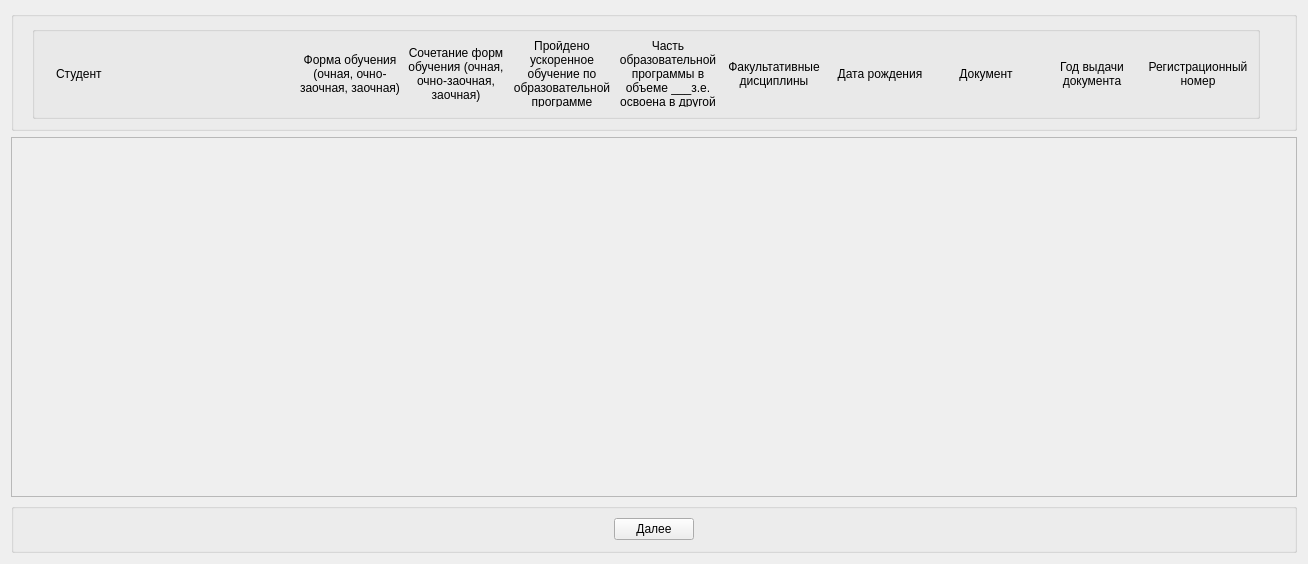
The window that UI/checkForm.ui (VasinYuriy/VKR) describes before a commit, drawn with Qt 5.
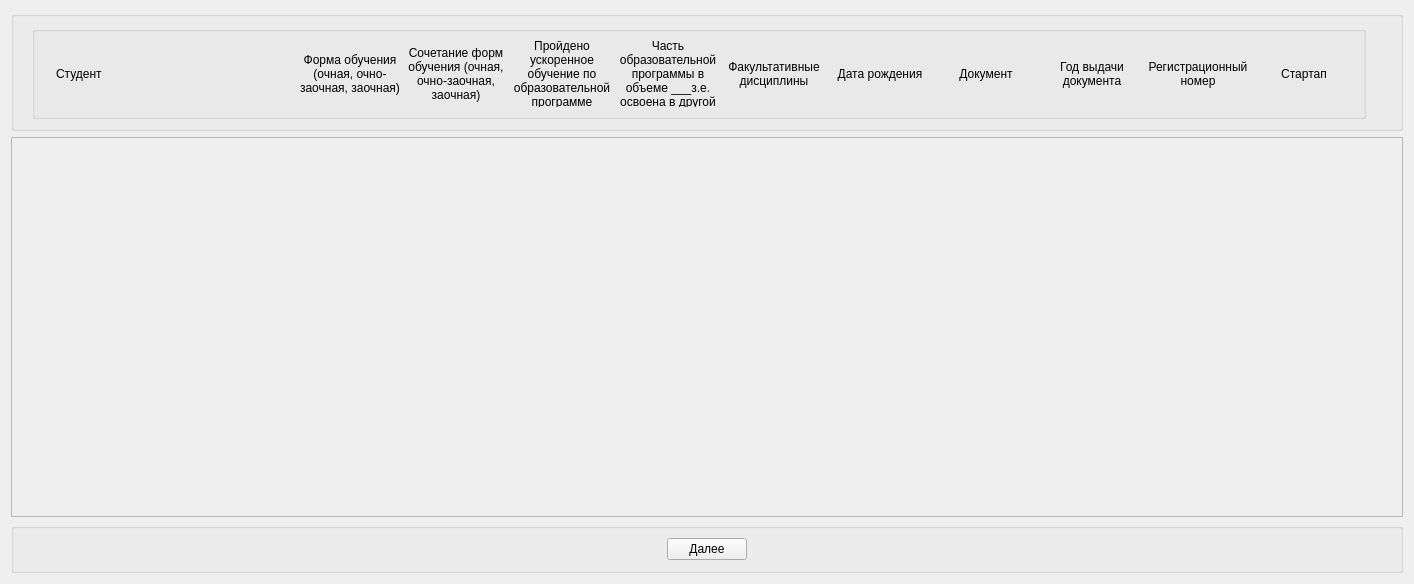
The same window after the commit.

The edit to the form file:
```diff
--- a/UI/checkForm.ui
+++ b/UI/checkForm.ui
@@ -6,8 +6,8 @@
    <rect>
     <x>0</x>
     <y>0</y>
-    <width>1298</width>
-    <height>564</height>
+    <width>1402</width>
+    <height>584</height>
    </rect>
   </property>
   <property name="windowTitle">
@@ -31,6 +31,9 @@
      <property name="title">
       <string/>
      </property>
+     <property name="alignment">
+      <set>Qt::AlignCenter</set>
+     </property>
      <layout class="QHBoxLayout" name="horizontalLayout_5">
       <property name="leftMargin">
        <number>18</number>
@@ -55,7 +58,7 @@
         <property name="title">
          <string/>
         </property>
-        <layout class="QHBoxLayout" name="horizontalLayout_2">
+        <layout class="QHBoxLayout" name="horizontalLayout">
          <item>
           <widget class="QLabel" name="label_6">
            <property name="sizePolicy">
@@ -91,8 +94,6 @@
           </widget>
          </item>
          <item>
-          <layout class="QHBoxLayout" name="horizontalLayout">
-           <item>
             <widget class="QLabel" name="label">
              <property name="sizePolicy">
               <sizepolicy hsizetype="Ignored" vsizetype="Minimum">
@@ -371,7 +372,36 @@
              </property>
             </widget>
            </item>
-          </layout>
+         <item>
+          <widget class="QLabel" name="label_11">
+           <property name="sizePolicy">
+            <sizepolicy hsizetype="Ignored" vsizetype="Minimum">
+             <horstretch>0</horstretch>
+             <verstretch>0</verstretch>
+            </sizepolicy>
+           </property>
+           <property name="minimumSize">
+            <size>
+             <width>100</width>
+             <height>0</height>
+            </size>
+           </property>
+           <property name="maximumSize">
+            <size>
+             <width>16777215</width>
+             <height>100</height>
+            </size>
+           </property>
+           <property name="text">
+            <string>Стартап</string>
+           </property>
+           <property name="alignment">
+            <set>Qt::AlignCenter</set>
+           </property>
+           <property name="wordWrap">
+            <bool>true</bool>
+           </property>
+          </widget>
          </item>
         </layout>
        </widget>
@@ -395,8 +425,8 @@
        <rect>
         <x>0</x>
         <y>0</y>
-        <width>1278</width>
-        <height>362</height>
+        <width>1382</width>
+        <height>382</height>
        </rect>
       </property>
       <layout class="QVBoxLayout" name="verticalLayout_2">
```
Lines whose indentation alone changed are shown as unchanged.
